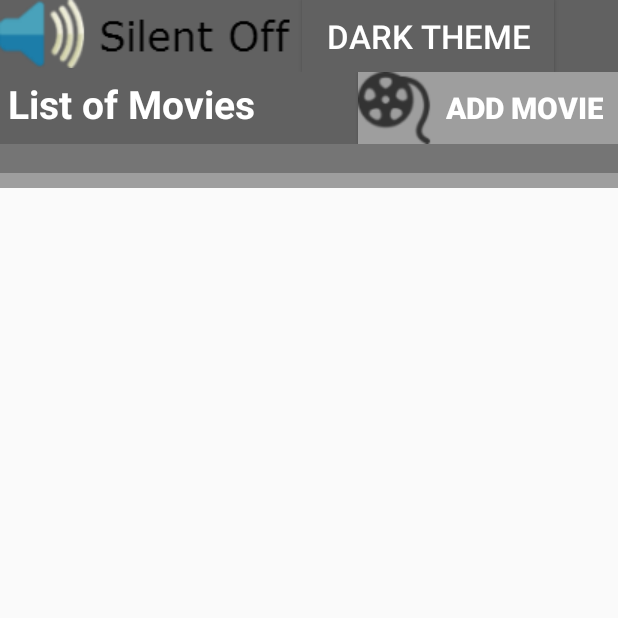
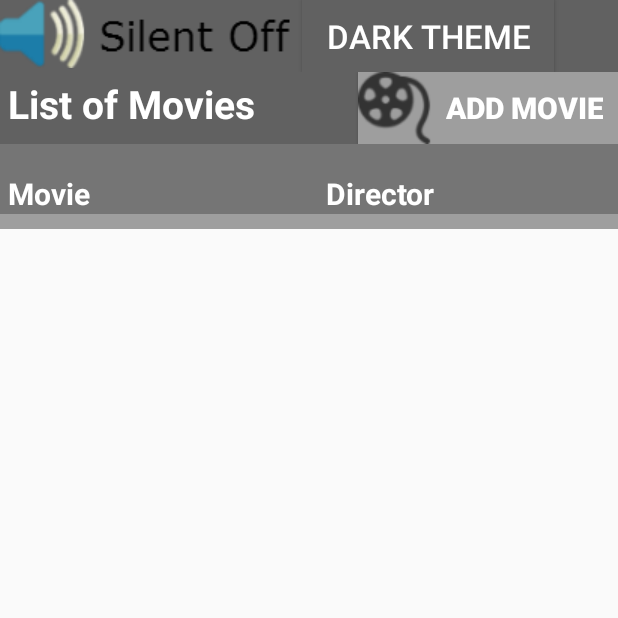
Before and after one commit to JPrendy/Android_Assignment_Latest_Version, an Android app: the screen it shows after launch (MainActivity), on a phone screen of 412 x 824 dp, the top half of it. Run offline under Robolectric (Android 15) with nearby library versions, the phone set to English and light mode, and no system bars.

Commit message:
Final Version Of App

```diff
--- a/app/src/main/java/ie/dit/james/android_assignment_latest_version/MainActivity.java
+++ b/app/src/main/java/ie/dit/james/android_assignment_latest_version/MainActivity.java
@@ -55,6 +55,7 @@ public class MainActivity extends ListActivity {
         final TableRow contentView = (TableRow) findViewById(R.id.tableRow1_5);
         final TableRow contentView2 = (TableRow) findViewById(R.id.tableRow2);
         final TableRow contentView3 = (TableRow) findViewById(R.id.tableRow3);
+        final TableRow contentView4 = (TableRow) findViewById(R.id.tableRow4);
         final Button button1 = (Button) findViewById(R.id.button2);
 
         //this cause this method to be called when ever tableRow1_5 is clicked on
@@ -84,6 +85,7 @@ public class MainActivity extends ListActivity {
                     contentView0.setBackgroundColor(0xff616161);
                     contentView.setBackgroundColor(0xff616161);
                     contentView3.setBackgroundColor(0xff757575);
+                    contentView4.setBackgroundColor(0xff757575);
                     contentView2.setBackgroundColor(0xff9E9E9E);
                     button1.setText(Dark);
 
@@ -97,6 +99,7 @@ public class MainActivity extends ListActivity {
                     contentView0.setBackgroundColor(0xffBDBDBD);
                     contentView.setBackgroundColor(0xffBDBDBD);
                     contentView3.setBackgroundColor(0xFFE0E0E0);
+                    contentView4.setBackgroundColor(0xFFE0E0E0);
                     contentView2.setBackgroundColor(0xFFEEEEEE);
                     button1.setText(Light);
 
--- a/app/src/main/res/layout/activity_main.xml
+++ b/app/src/main/res/layout/activity_main.xml
@@ -45,10 +45,10 @@
         android:background="#ff616161" >
 
         <TextView
-            android:id="@+id/contactsTitleTextView"
+            android:id="@+id/MovieTitleTextView"
             android:layout_width="wrap_content"
             android:layout_height="wrap_content"
-            android:layout_marginLeft="5dp"
+            android:layout_marginStart="5dp"
             android:textSize="26sp"
             android:text="@string/movie_title"
             android:textStyle="bold"
@@ -63,11 +63,10 @@
             android:onClick="showAddMovie"
             android:text="@string/add_button"
             android:textStyle="bold"
-
-            android:paddingRight="10dp"
+            android:paddingEnd="10dp"
             android:textColor="#FFFFFF"
             android:textSize="20sp"
-            android:drawableLeft="@drawable/movie_2"
+            android:drawableStart="@drawable/movie_2"
             />
     </TableRow>
 
@@ -80,6 +79,42 @@
 
 
     </TableRow>
+
+    <TableRow
+        android:id="@+id/tableRow4"
+        android:layout_width="match_parent"
+        android:layout_height="wrap_content"
+        android:background="#ff757575">
+        <TextView
+        android:id="@+id/MovieTextView"
+        android:layout_width="wrap_content"
+        android:layout_height="wrap_content"
+        android:layout_marginStart="5dp"
+        android:textSize="20sp"
+        android:text="@string/Movie"
+        android:textStyle="bold"
+        android:textAppearance="?android:attr/textAppearanceLarge"
+        android:textColor="#FFFFFF"
+        android:layout_weight="1">
+        </TextView>
+
+        <TextView
+            android:id="@+id/DirectorTextView"
+            android:layout_width="wrap_content"
+            android:layout_height="wrap_content"
+            android:textSize="20sp"
+            android:text="@string/Director"
+            android:textStyle="bold"
+            android:textAppearance="?android:attr/textAppearanceLarge"
+            android:textColor="#FFFFFF"
+            android:layout_weight="1">
+        </TextView>
+
+    </TableRow>
+
+
+
+
     <TableRow
         android:id="@+id/tableRow2"
         android:layout_width="match_parent"
--- a/app/src/main/res/layout/movie_list.xml
+++ b/app/src/main/res/layout/movie_list.xml
@@ -26,10 +26,12 @@
         android:layout_width="wrap_content"
         android:layout_height="wrap_content"
         android:padding="@dimen/padding_5dp"
+        android:gravity="end"
         android:textColor="#444444"
         android:textSize="20sp"
         android:textStyle="bold"
-        android:layout_marginLeft="25dp"/>
+        android:layout_marginLeft="65dp"/>
+
 
 
 
--- a/app/src/main/res/values/dimens.xml
+++ b/app/src/main/res/values/dimens.xml
@@ -4,5 +4,7 @@
     <dimen name="activity_vertical_margin">16dp</dimen>
     <dimen name="fab_margin">16dp</dimen>
     <dimen name="padding_5dp">5dp</dimen>
+    <dimen name="padding_10dp">10dp</dimen>
+    <dimen name="padding_15dp">15dp</dimen>
     <dimen name="padding_2dp">2dp</dimen>
 </resources>
--- a/app/src/main/res/values/strings.xml
+++ b/app/src/main/res/values/strings.xml
@@ -4,6 +4,7 @@
     <string name="Silent">This is a sound icon that represent the silent mode</string>
     <string name="add_Movie">Add Movie</string>
     <string name="MovieTitle">Movie Title</string>
+    <string name="Movie">Movie</string>
     <string name="Director">Director</string>
     <string name="Starring">Starring</string>
     <string name="Genre">Genre</string>
```
Also changed, not shown: app/src/main/res/layout/add_movie.xml (+26 -13 lines), app/src/main/res/layout/edit_movie.xml (+25 -14 lines), app/src/main/ic_launcher-web.png (added), app/src/main/res/mipmap-hdpi/ic_launcher.png, app/src/main/res/mipmap-mdpi/ic_launcher.png, app/src/main/res/mipmap-xhdpi/ic_launcher.png, app/src/main/res/mipmap-xxhdpi/ic_launcher.png, app/src/main/res/mipmap-xxxhdpi/ic_launcher.png.
